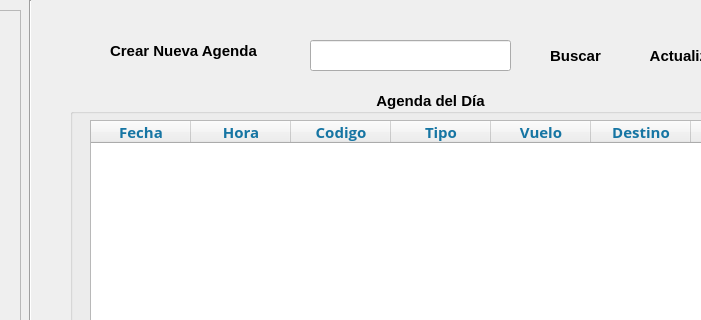
This is Interfaz/Main Window - Login Inicio.ui in SofhiAM/Aeropuerto_Campanero as Qt 5 draws it before an edit; both pictures show x 210 to 911 and y 0 to 320 of the 1042 by 606 pixel window. The edited form follows.
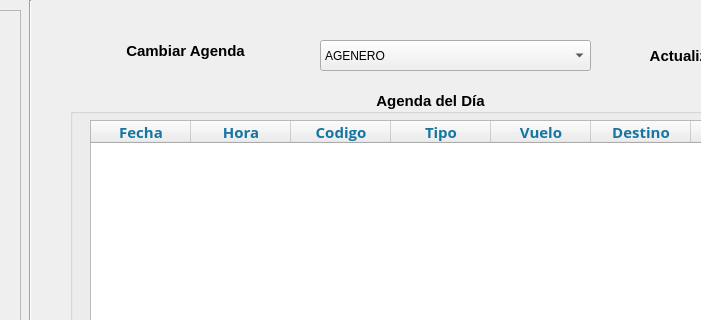
This is the edited form. The open tabs and pages were chosen to show the change. Icons and pictures are not drawn.

Commit message: main window

```diff
--- a/Interfaz/Main Window - Login Inicio.ui
+++ b/Interfaz/Main Window - Login Inicio.ui
@@ -1657,84 +1657,6 @@
         </widget>
        </widget>
       </widget>
-      <widget class="QLineEdit" name="le_buscarAgenda">
-       <property name="geometry">
-        <rect>
-         <x>270</x>
-         <y>30</y>
-         <width>201</width>
-         <height>31</height>
-        </rect>
-       </property>
-       <property name="font">
-        <font>
-         <family>Open Sans</family>
-         <pointsize>9</pointsize>
-        </font>
-       </property>
-       <property name="toolTip">
-        <string/>
-       </property>
-       <property name="inputMask">
-        <string/>
-       </property>
-       <property name="text">
-        <string/>
-       </property>
-       <property name="placeholderText">
-        <string/>
-       </property>
-      </widget>
-      <widget class="QPushButton" name="bt_buscarAgenda">
-       <property name="geometry">
-        <rect>
-         <x>490</x>
-         <y>30</y>
-         <width>91</width>
-         <height>31</height>
-        </rect>
-       </property>
-       <property name="font">
-        <font>
-         <family>Nirmala UI</family>
-         <pointsize>11</pointsize>
-         <weight>75</weight>
-         <bold>true</bold>
-        </font>
-       </property>
-       <property name="cursor">
-        <cursorShape>PointingHandCursor</cursorShape>
-       </property>
-       <property name="styleSheet">
-        <string notr="true">QPushButton:hover
-{
-	border-style: solid;
-   	background-color:#bbdefb;
-
-}
-
-QPushButton:pressed
-{
-	background-color:#0069c0;
-}</string>
-       </property>
-       <property name="text">
-        <string>Buscar</string>
-       </property>
-       <property name="icon">
-        <iconset>
-         <normaloff>../Ventanas/Icons/buscar.png</normaloff>../Ventanas/Icons/buscar.png</iconset>
-       </property>
-       <property name="iconSize">
-        <size>
-         <width>30</width>
-         <height>50</height>
-        </size>
-       </property>
-       <property name="flat">
-        <bool>true</bool>
-       </property>
-      </widget>
       <widget class="QPushButton" name="bt_refreshAgenda">
        <property name="geometry">
         <rect>
@@ -2174,7 +2096,7 @@
 }</string>
        </property>
        <property name="text">
-        <string>Crear Nueva Agenda </string>
+        <string>Cambiar Agenda</string>
        </property>
        <property name="icon">
         <iconset>
@@ -2190,6 +2112,37 @@
         <bool>true</bool>
        </property>
       </widget>
+      <widget class="QComboBox" name="cb_agendas">
+       <property name="geometry">
+        <rect>
+         <x>280</x>
+         <y>30</y>
+         <width>271</width>
+         <height>31</height>
+        </rect>
+       </property>
+       <property name="cursor">
+        <cursorShape>PointingHandCursor</cursorShape>
+       </property>
+       <property name="styleSheet">
+        <string notr="true">color : rgb(0,0,0);
+font: 10pt &quot;Nirmala UI&quot;</string>
+       </property>
+       <property name="editable">
+        <bool>false</bool>
+       </property>
+       <property name="duplicatesEnabled">
+        <bool>false</bool>
+       </property>
+       <property name="frame">
+        <bool>true</bool>
+       </property>
+       <item>
+        <property name="text">
+         <string>AGENERO</string>
+        </property>
+       </item>
+      </widget>
      </widget>
      <widget class="QWidget" name="pg_vuelos">
       <widget class="QPushButton" name="bt_aviones">
```
Left out of the diff: 10 changed lines with no effect on the pictures.
